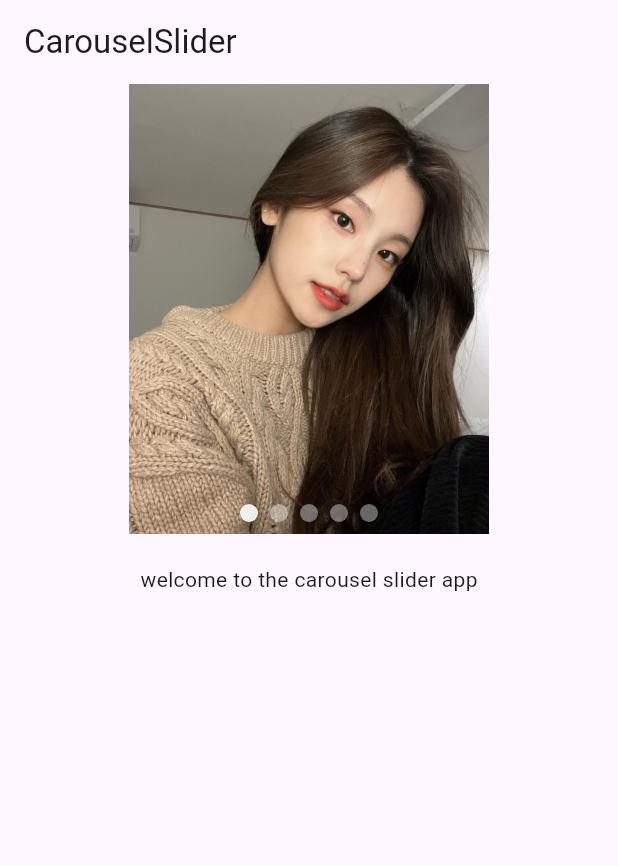
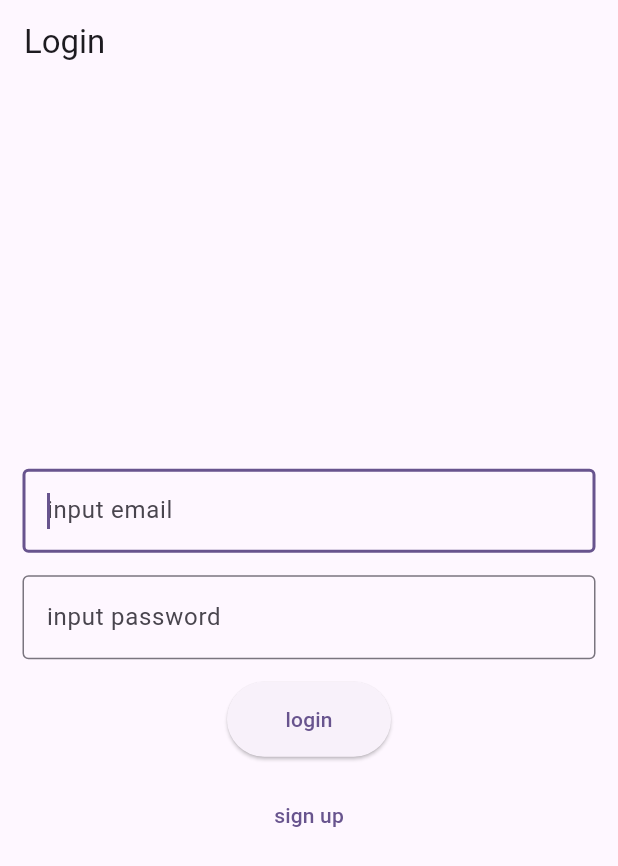
Before and after one commit to kangminchan99/Flutter_Basic, a Flutter app: the screen it shows after launch, on a phone screen of 412 x 824 dp. Shown: the top 866 px of the screen. Run offline on Flutter 3.47's test engine with Material 2 defaults, Android fonts, the phone set to English and light mode, and no system bars; drawn by our look-alikes of carousel_slider; our stand-ins replace dio, firebase_auth, firebase_core, flutter_local_notifications, shared_preferences and 1 more; missing offline and left inert: dart:ffi, webview_flutter_android, webview_flutter_wkwebview; accounts and stored records are empty.

Commit message:
firebase error

```diff
--- a/lib/main.dart
+++ b/lib/main.dart
@@ -1,3 +1,4 @@
+import 'package:firebase_core/firebase_core.dart';
 import 'package:flutter/material.dart';
 import 'package:flutter_basic/provider/album_provider.dart';
 import 'package:flutter_basic/screens/alert_dialog_screen.dart';
@@ -23,7 +24,34 @@ import 'package:flutter_basic/view/albumView.dart';
 import 'package:flutter_basic/viewModel/albumViewModel.dart';
 import 'package:provider/provider.dart';
 
-void main() {
+import 'screens/firebase/home_screen.dart';
+import 'screens/firebase/login_screen.dart';
+import 'screens/firebase/signup_screen.dart';
+
+// void main() {
+//   runApp(const MyApp());
+// }
+
+// class MyApp extends StatelessWidget {
+//   const MyApp({super.key});
+
+// // This widget is the root of your application.
+//   @override
+//   Widget build(BuildContext context) {
+//     return MaterialApp(
+//       title: 'Flutter Demo',
+//       theme: ThemeData(
+//         colorScheme: ColorScheme.fromSeed(seedColor: Colors.deepPurple),
+//         useMaterial3: true,
+//       ),
+//       home: const CarouselSliderScreen(),
+//     );
+//   }
+// }
+
+void main() async {
+  WidgetsFlutterBinding.ensureInitialized();
+  await Firebase.initializeApp();
   runApp(const MyApp());
 }
 
@@ -39,10 +67,16 @@ class MyApp extends StatelessWidget {
         colorScheme: ColorScheme.fromSeed(seedColor: Colors.deepPurple),
         useMaterial3: true,
       ),
-      home: const CarouselSliderScreen(),
+      initialRoute: '/',
+      routes: {
+        '/': (context) => const HomeScreen(),
+        '/login': (context) => const LoginScreen(),
+        '/signup': (context) => const SignupScreen(),
+      },
     );
   }
 }
+
 
 //   @override
 //   Widget build(BuildContext context) {
--- /dev/null
+++ b/lib/screens/firebase/home_screen.dart
@@ -0,0 +1,42 @@
+import 'package:firebase_auth/firebase_auth.dart';
+import 'package:flutter/material.dart';
+import 'package:flutter_basic/screens/firebase/login_screen.dart';
+
+class HomeScreen extends StatefulWidget {
+  const HomeScreen({super.key});
+
+  @override
+  State<HomeScreen> createState() => _HomeScreenState();
+}
+
+class _HomeScreenState extends State<HomeScreen> {
+  @override
+  Widget build(BuildContext context) {
+    return StreamBuilder(
+      stream: FirebaseAuth.instance.authStateChanges(),
+      builder: (BuildContext context, AsyncSnapshot<User?> user) {
+        if (!user.hasData) {
+          return const LoginScreen();
+        } else {
+          return Scaffold(
+            appBar: AppBar(
+              title: const Text('home'),
+              actions: [
+                IconButton(
+                  onPressed: () async => await FirebaseAuth.instance
+                      .signOut()
+                      // .then - 위의 작업(.signOut()이 성공적으로 끝나면 then다음 작업 수행)
+                      .then((_) => Navigator.pushNamed(context, '/login')),
+                  icon: const Icon(Icons.logout),
+                ),
+              ],
+            ),
+            body: const Center(
+              child: Text('success login'),
+            ),
+          );
+        }
+      },
+    );
+  }
+}
--- /dev/null
+++ b/lib/screens/firebase/login_screen.dart
@@ -0,0 +1,111 @@
+import 'package:firebase_auth/firebase_auth.dart';
+import 'package:flutter/material.dart';
+
+class LoginScreen extends StatefulWidget {
+  const LoginScreen({super.key});
+
+  @override
+  State<LoginScreen> createState() => _LoginScreenState();
+}
+
+class _LoginScreenState extends State<LoginScreen> {
+  final _key = GlobalKey<FormState>();
+  final TextEditingController _emailController = TextEditingController();
+  final TextEditingController _passwordController = TextEditingController();
+  @override
+  Widget build(BuildContext context) {
+    return Scaffold(
+      appBar: AppBar(
+        title: const Text("Login"),
+      ),
+      body: Container(
+        padding: const EdgeInsets.all(15),
+        child: Center(
+          child: Form(
+            key: _key,
+            child: Column(
+              mainAxisSize: MainAxisSize.min,
+              children: [
+                emailInput(),
+                const SizedBox(height: 15),
+                passwordInput(),
+                const SizedBox(height: 15),
+                loginButton(),
+                const SizedBox(height: 15),
+                TextButton(
+                  onPressed: () => Navigator.pushNamed(context, '/signup'),
+                  child: const Text('sign up'),
+                ),
+              ],
+            ),
+          ),
+        ),
+      ),
+    );
+  }
+
+  TextFormField emailInput() {
+    return TextFormField(
+      controller: _emailController,
+      autofocus: true,
+      validator: (val) {
+        if (val!.isEmpty) {
+          return 'input empty';
+        } else {
+          return null;
+        }
+      },
+      decoration: const InputDecoration(
+        border: OutlineInputBorder(),
+        hintText: 'input email',
+      ),
+    );
+  }
+
+  TextFormField passwordInput() {
+    return TextFormField(
+      controller: _passwordController,
+      autofocus: true,
+      obscureText: true,
+      validator: (val) {
+        if (val!.isEmpty) {
+          return 'input empty';
+        } else {
+          return null;
+        }
+      },
+      decoration: const InputDecoration(
+        border: OutlineInputBorder(),
+        hintText: 'input password',
+      ),
+    );
+  }
+
+  ElevatedButton loginButton() {
+    return ElevatedButton(
+      onPressed: () async {
+        if (_key.currentState!.validate()) {
+          try {
+            await FirebaseAuth.instance
+                .signInWithEmailAndPassword(
+                    email: _emailController.text,
+                    password: _passwordController.text)
+                .then(
+                  (_) => Navigator.pushNamed(context, '/'),
+                );
+          } on FirebaseAuthException catch (e) {
+            if (e.code == 'user-not-found') {
+              debugPrint('no user found for that email');
+            } else if (e.code == 'wrong-password') {
+              debugPrint('wrong password');
+            }
+          }
+        }
+      },
+      child: Container(
+        padding: const EdgeInsets.all(15),
+        child: const Text('login'),
+      ),
+    );
+  }
+}
--- a/pubspec.yaml
+++ b/pubspec.yaml
@@ -44,6 +44,8 @@ dependencies:
   webview_flutter_android: ^3.9.5
   webview_flutter_wkwebview: ^3.7.4
   carousel_slider: ^4.2.1
+  firebase_auth: ^4.9.0
+  firebase_core: ^2.15.1
 
 dev_dependencies:
   flutter_test:
```
Also changed, not shown: lib/screens/firebase/signup_screen.dart (added, +106 -0 lines), pubspec.lock, 6 other files.
